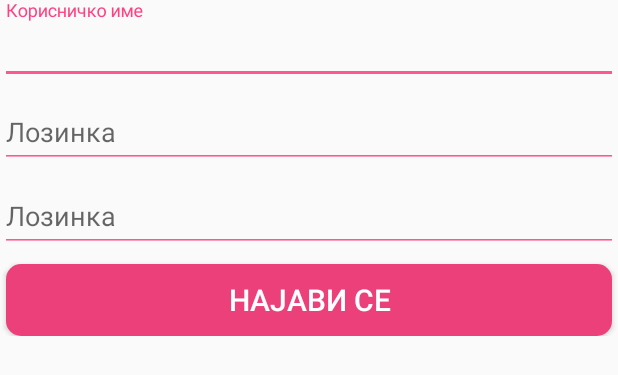
After one commit to andrej-naumovski/KlikniObrok-Android, an Android app: the layout fb_login_layout.xml on its own in the app's theme, with its tools: preview values and no code run, on a phone screen of 412 x 824 dp. The commit adds this screen. Shown: the top 375 px of the screen. Run offline under Robolectric (Android 15) with nearby library versions, the light colour scheme and no system bars.

Commit message:
Fix facebook login and register functionality

```diff
--- a/KlikniObrok/app/src/main/java/mk/klikniobrok/fragments/LoginFragment.java
+++ b/KlikniObrok/app/src/main/java/mk/klikniobrok/fragments/LoginFragment.java
@@ -100,6 +100,7 @@ public class LoginFragment extends Fragment {
                                     GraphResponse response) {
                                 try {
                                     user.setEmail(response.getJSONObject().get("email").toString());
+                                    userManagementListener.loginFbUser(user);
                                 }
                                 catch (JSONException e) {
                                     e.printStackTrace();
--- a/KlikniObrok/app/src/main/java/mk/klikniobrok/fragments/listeners/UserManagementListener.java
+++ b/KlikniObrok/app/src/main/java/mk/klikniobrok/fragments/listeners/UserManagementListener.java
@@ -1,4 +1,6 @@
 package mk.klikniobrok.fragments.listeners;
+
+import mk.klikniobrok.models.User;
 
 /**
  * Created by gjorgjim on 12/6/16.
@@ -8,4 +10,6 @@ public interface UserManagementListener {
     void loginUser(String username, String password);
     void saveUserInfo(String firstName, String lastName, String username);
     void registerUser(String password, String email);
+    void registerFbUser(String username, String password);
+    void loginFbUser(User user);
 }
--- a/KlikniObrok/app/src/main/java/mk/klikniobrok/services/AuthenticationService.java
+++ b/KlikniObrok/app/src/main/java/mk/klikniobrok/services/AuthenticationService.java
@@ -9,4 +9,5 @@ import mk.klikniobrok.models.User;
 public interface AuthenticationService {
     String login(String username, String password);
     String register(User user);
+    String fbLogin(String email, String tag);
 }
--- /dev/null
+++ b/KlikniObrok/app/src/main/res/layout/fb_login_layout.xml
@@ -0,0 +1,77 @@
+<?xml version="1.0" encoding="utf-8"?>
+<RelativeLayout xmlns:android="http://schemas.android.com/apk/res/android"
+    xmlns:facebook="http://schemas.android.com/tools"
+    android:id="@+id/container"
+    android:layout_width="match_parent"
+    android:layout_height="wrap_content"
+    android:layout_below="@id/logo"
+    android:paddingBottom="8dp">
+
+    <android.support.design.widget.TextInputLayout
+        android:id="@+id/editTextUserName"
+        android:layout_width="match_parent"
+        android:layout_height="wrap_content"
+        android:layout_alignParentTop="true">
+
+        <android.support.design.widget.TextInputEditText
+            style="@style/PrimaryTextBlack"
+            android:id="@+id/loginUsername"
+            android:layout_width="match_parent"
+            android:layout_height="wrap_content"
+            android:hint="@string/usernameHint"
+            android:theme="@style/MyEditText"
+            android:inputType="text"/>
+
+    </android.support.design.widget.TextInputLayout>
+
+    <android.support.design.widget.TextInputLayout
+        android:id="@+id/editTextPassword"
+        android:layout_width="match_parent"
+        android:layout_height="wrap_content"
+        android:layout_below="@+id/editTextUserName">
+
+        <android.support.design.widget.TextInputEditText
+            style="@style/PrimaryTextBlack"
+            android:id="@+id/loginPassword"
+            android:layout_width="match_parent"
+            android:layout_height="wrap_content"
+            android:hint="@string/passwordHint"
+            android:theme="@style/MyEditText"
+            android:inputType="textPassword"
+            android:imeOptions="actionDone"/>
+
+    </android.support.design.widget.TextInputLayout>
+
+    <android.support.design.widget.TextInputLayout
+        android:id="@+id/editTextRepeatPassword"
+        android:layout_width="match_parent"
+        android:layout_height="wrap_content"
+        android:layout_below="@+id/editTextPassword">
+
+        <android.support.design.widget.TextInputEditText
+            style="@style/PrimaryTextBlack"
+            android:id="@+id/fbLoginRepeatPassword"
+            android:layout_width="match_parent"
+            android:layout_height="wrap_content"
+            android:hint="@string/passwordHint"
+            android:theme="@style/MyEditText"
+            android:inputType="textPassword"
+            android:imeOptions="actionDone"/>
+
+    </android.support.design.widget.TextInputLayout>
+
+    <android.support.v7.widget.AppCompatButton
+        android:id="@+id/loginButton"
+        style="@style/PrimaryTextWhite"
+        android:layout_width="match_parent"
+        android:layout_height="wrap_content"
+        android:layout_below="@id/editTextRepeatPassword"
+        android:layout_centerHorizontal="true"
+        android:layout_marginLeft="8dp"
+        android:layout_marginStart="8dp"
+        android:layout_marginTop="8dp"
+        android:background="@drawable/ripple"
+        android:text="@string/loginButtonText"
+        android:textSize="20sp" />
+
+</RelativeLayout>
```
Also changed, not shown: KlikniObrok/app/src/main/java/mk/klikniobrok/MainActivity.java (+87 -4 lines), KlikniObrok/app/src/main/java/mk/klikniobrok/fragments/FacebookLoginFragment.java (added, +84 -0 lines), KlikniObrok/app/src/main/java/mk/klikniobrok/services/impl/AuthenticationServiceImpl.java (+8 -0 lines).
